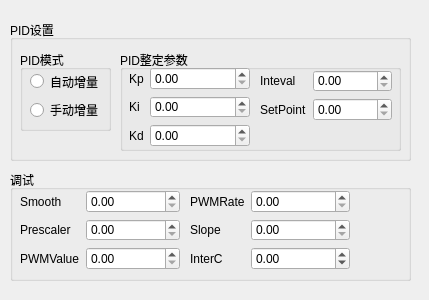
First picture: the form in MFC/MFC-PC-release/src/UIControlProf.ui, repository erisir/SandBox, before the edit.
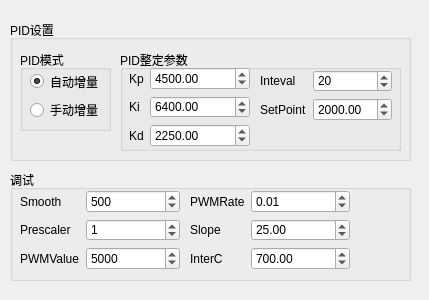
Second picture: the form after the edit.

The edit to the form file:
```diff
--- a/MFC/MFC-PC-release/src/UIControlProf.ui
+++ b/MFC/MFC-PC-release/src/UIControlProf.ui
@@ -52,6 +52,9 @@
         <property name="text">
          <string>自动增量</string>
         </property>
+        <property name="checked">
+         <bool>true</bool>
+        </property>
        </widget>
       </item>
       <item>
@@ -101,6 +104,9 @@
         <property name="maximum">
          <double>65535.000000000000000</double>
         </property>
+        <property name="value">
+         <double>4500.000000000000000</double>
+        </property>
        </widget>
       </item>
       <item row="1" column="0">
@@ -118,6 +124,9 @@
         <property name="maximum">
          <double>65535.000000000000000</double>
         </property>
+        <property name="value">
+         <double>6400.000000000000000</double>
+        </property>
        </widget>
       </item>
       <item row="2" column="0">
@@ -135,6 +144,9 @@
         <property name="maximum">
          <double>65535.000000000000000</double>
         </property>
+        <property name="value">
+         <double>2250.000000000000000</double>
+        </property>
        </widget>
       </item>
      </layout>
@@ -168,9 +180,15 @@
         <property name="keyboardTracking">
          <bool>false</bool>
         </property>
+        <property name="decimals">
+         <number>0</number>
+        </property>
         <property name="maximum">
          <double>65535.000000000000000</double>
         </property>
+        <property name="value">
+         <double>20.000000000000000</double>
+        </property>
        </widget>
       </item>
       <item row="1" column="1">
@@ -181,6 +199,9 @@
         <property name="maximum">
          <double>65535.000000000000000</double>
         </property>
+        <property name="value">
+         <double>2000.000000000000000</double>
+        </property>
        </widget>
       </item>
      </layout>
@@ -221,9 +242,15 @@
        <property name="keyboardTracking">
         <bool>false</bool>
        </property>
+       <property name="decimals">
+        <number>0</number>
+       </property>
        <property name="maximum">
         <double>100.000000000000000</double>
        </property>
+       <property name="value">
+        <double>1.000000000000000</double>
+       </property>
       </widget>
      </item>
      <item row="0" column="0">
@@ -238,9 +265,15 @@
        <property name="keyboardTracking">
         <bool>false</bool>
        </property>
+       <property name="decimals">
+        <number>0</number>
+       </property>
        <property name="maximum">
         <double>65535.000000000000000</double>
        </property>
+       <property name="value">
+        <double>500.000000000000000</double>
+       </property>
       </widget>
      </item>
      <item row="2" column="0">
@@ -255,9 +288,21 @@
        <property name="keyboardTracking">
         <bool>false</bool>
        </property>
+       <property name="decimals">
+        <number>0</number>
+       </property>
+       <property name="minimum">
+        <double>10.000000000000000</double>
+       </property>
        <property name="maximum">
         <double>65535.000000000000000</double>
        </property>
+       <property name="singleStep">
+        <double>20.000000000000000</double>
+       </property>
+       <property name="value">
+        <double>5000.000000000000000</double>
+       </property>
       </widget>
      </item>
     </layout>
@@ -287,6 +332,9 @@
        <property name="maximum">
         <double>65535.000000000000000</double>
        </property>
+       <property name="value">
+        <double>0.010000000000000</double>
+       </property>
       </widget>
      </item>
      <item row="1" column="0">
@@ -304,6 +352,9 @@
        <property name="maximum">
         <double>65535.000000000000000</double>
        </property>
+       <property name="value">
+        <double>25.000000000000000</double>
+       </property>
       </widget>
      </item>
      <item row="2" column="0">
@@ -324,6 +375,9 @@
        <property name="maximum">
         <double>65535.000000000000000</double>
        </property>
+       <property name="value">
+        <double>700.000000000000000</double>
+       </property>
       </widget>
      </item>
     </layout>
```
